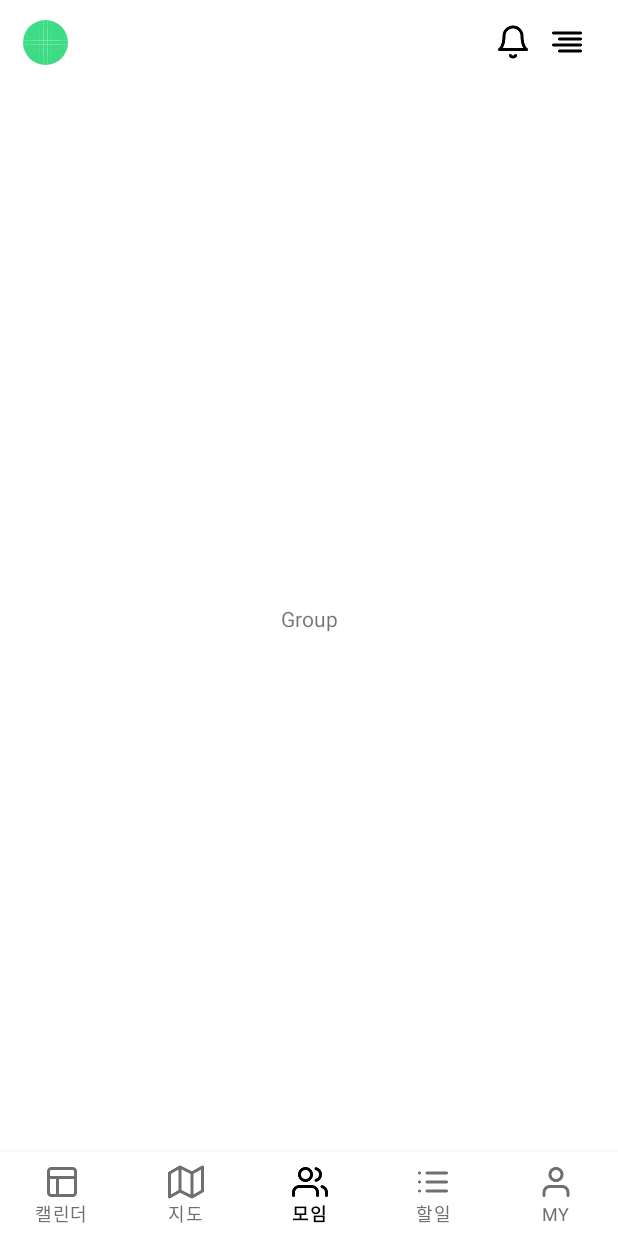
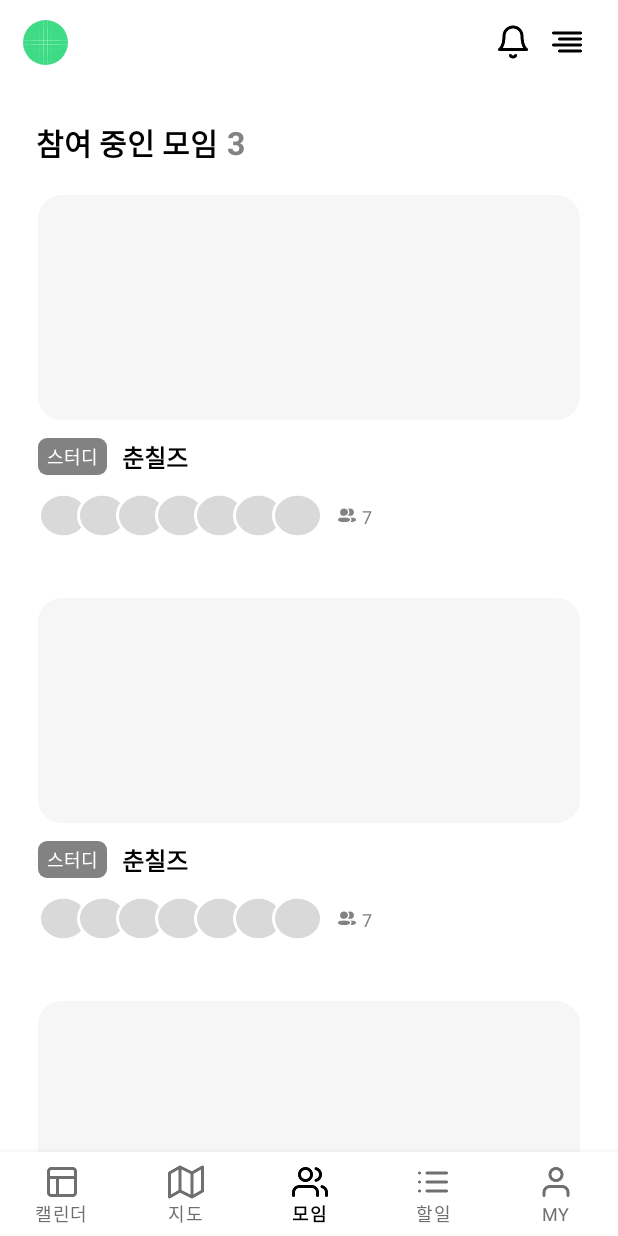
Before and after one commit to Team-C7Z/C7Z_AOS_MVP, an Android app: the screen it shows after launch (MainActivity), item 3 of the bottom bar chosen, on a phone screen of 412 x 824 dp. Run offline under Robolectric (Android 15) with nearby library versions, the phone set to English and light mode, and no system bars; our stand-ins replace data binding.

Commit message:
feat: 모임 메인 뷰 구성 완료

```diff
--- a/app/src/main/java/com/c7z/myapplication/BindingAdapter.kt
+++ b/app/src/main/java/com/c7z/myapplication/BindingAdapter.kt
@@ -5,6 +5,7 @@ import androidx.databinding.BindingAdapter
 import androidx.recyclerview.widget.RecyclerView
 import androidx.viewpager2.widget.ViewPager2
 import com.bumptech.glide.Glide
+import com.c7z.myapplication.group.adapter.GroupAdapter
 import com.c7z.myapplication.home.adpter.CalendarAdapter
 import com.c7z.myapplication.todo.adapter.TodoTabAdapter
 import com.c7z.myapplication.user.adapter.UserGroupAdapter
@@ -40,3 +41,8 @@ fun RecyclerView.setAdapter (adapter : UserMenuAdapter) {
 fun RecyclerView.setAdapter(adapter : UserGroupAdapter) {
     this.adapter = adapter
 }
+
+@BindingAdapter("Group_Item")
+fun RecyclerView.setGroup(adapter: GroupAdapter) {
+    this.adapter = adapter
+}
--- a/app/src/main/java/com/c7z/myapplication/group/GroupFragment.kt
+++ b/app/src/main/java/com/c7z/myapplication/group/GroupFragment.kt
@@ -1,21 +1,62 @@
 package com.c7z.myapplication.group
 
+import android.annotation.SuppressLint
 import android.os.Bundle
 import android.view.LayoutInflater
 import android.view.View
 import android.view.ViewGroup
+import android.view.ViewTreeObserver
 import androidx.fragment.app.Fragment
+import com.c7z.myapplication.R
 import com.c7z.myapplication.databinding.FragmentGroupBinding
+import com.c7z.myapplication.group.adapter.GroupAdapter
+import com.c7z.myapplication.group.model.GroupItem
 
 class GroupFragment : Fragment() {
     private lateinit var binding : FragmentGroupBinding
+    private val groupAdapter by lazy {
+        GroupAdapter()
+    }
 
     override fun onCreateView(
         inflater: LayoutInflater,
         container: ViewGroup?,
         savedInstanceState: Bundle?
-    ): View? {
+    ): View {
         binding = FragmentGroupBinding.inflate(inflater, container, false)
+
+        initBinding()
+        initRv()
+
         return binding.root
     }
+
+    private fun initBinding() {
+        binding.group = this
+        binding.fgGroupRvGroup.adapter = groupAdapter
+    }
+
+    /*fun groupAdapter() = GroupAdapter().also {
+        groupAdapter = it
+        initRv()
+    }
+*/
+    private fun initRv() {
+        binding.fgGroupRvGroup.viewTreeObserver
+            .addOnGlobalLayoutListener(object : ViewTreeObserver.OnGlobalLayoutListener {
+                @SuppressLint("NotifyDataSetChanged")
+                override fun onGlobalLayout() {
+                    groupAdapter.notifyDataSetChanged()
+                    binding.root.viewTreeObserver.removeOnGlobalLayoutListener(this)
+                }
+            })
+
+        groupAdapter.setAttendingGroupList(returnAttendingGroupList())
+    }
+
+    fun returnGroupCount(): String = groupAdapter.itemCount.toString()
+
+    private fun returnAttendingGroupList() : MutableList<GroupItem> =
+        mutableListOf(GroupItem(null, "스터디", "춘칠즈", null, "7"), GroupItem(null, "스터디", "춘칠즈", null, "7"), GroupItem(null, "스터디", "춘칠즈", null, "7"))
+
 }
--- /dev/null
+++ b/app/src/main/java/com/c7z/myapplication/group/adapter/GroupAdapter.kt
@@ -0,0 +1,33 @@
+package com.c7z.myapplication.group.adapter
+
+import android.view.LayoutInflater
+import android.view.ViewGroup
+import androidx.recyclerview.widget.RecyclerView
+import com.c7z.myapplication.databinding.ItemGroupRvAttendingGroupBinding
+import com.c7z.myapplication.group.model.GroupItem
+
+class GroupAdapter : RecyclerView.Adapter<GroupAdapter.GroupViewHolder>() {
+    private var groupList = mutableListOf<GroupItem>()
+
+    inner class GroupViewHolder(val binding: ItemGroupRvAttendingGroupBinding) :
+        RecyclerView.ViewHolder(binding.root) {
+        fun bind(item: GroupItem) {
+            binding.attendingGroup = item
+        }
+    }
+
+    override fun onCreateViewHolder(parent: ViewGroup, viewType: Int): GroupViewHolder {
+        return GroupViewHolder(ItemGroupRvAttendingGroupBinding.inflate(LayoutInflater.from(parent.context), parent, false))
+    }
+
+    override fun getItemCount(): Int = groupList.size
+
+    override fun onBindViewHolder(holder: GroupViewHolder, position: Int) {
+        holder.bind(groupList[position])
+    }
+
+    fun setAttendingGroupList(newList: MutableList<GroupItem>) {
+        groupList = newList
+        notifyDataSetChanged()
+    }
+}
--- /dev/null
+++ b/app/src/main/java/com/c7z/myapplication/group/model/GroupItem.kt
@@ -0,0 +1,9 @@
+package com.c7z.myapplication.group.model
+
+data class GroupItem(
+    val groupImage: Int?,
+    val groupCategory: String,
+    val groupName: String,
+    val groupMemberProfile: MutableList<String>?,
+    val groupMemberCount: String,
+)
--- /dev/null
+++ b/app/src/main/res/drawable/bg_group_category_828282_6.xml
@@ -0,0 +1,7 @@
+<?xml version="1.0" encoding="utf-8"?>
+<shape xmlns:android="http://schemas.android.com/apk/res/android"
+    android:shape="rectangle">
+    <solid android:color="@color/color_828282" />
+    <corners android:radius="6dp" />
+
+</shape>
--- /dev/null
+++ b/app/src/main/res/drawable/bg_group_f6f6f6_16.xml
@@ -0,0 +1,6 @@
+<?xml version="1.0" encoding="utf-8"?>
+<shape xmlns:android="http://schemas.android.com/apk/res/android"
+    android:shape="rectangle">
+    <solid android:color="@color/color_f6f6f6" />
+    <corners android:radius="16dp" />
+</shape>
--- /dev/null
+++ b/app/src/main/res/drawable/ic_group_member.xml
@@ -0,0 +1,20 @@
+<vector xmlns:android="http://schemas.android.com/apk/res/android"
+    android:width="12dp"
+    android:height="12dp"
+    android:viewportWidth="12"
+    android:viewportHeight="12">
+  <group>
+    <clip-path
+        android:pathData="M0,0h12v12h-12z"/>
+    <path
+        android:strokeWidth="1"
+        android:pathData="M5.665,10.336C6.071,10.41 6.483,10.456 6.897,10.475L6.908,10.476H6.92C7.029,10.476 7.144,10.483 7.265,10.497L7.293,10.5H7.322H7.984H7.995C8.352,10.5 8.732,10.5 9.116,10.463C9.524,10.441 9.929,10.393 10.33,10.321C11.225,10.179 11.948,9.883 12.3,9.279L12.3,9.279L12.304,9.272C12.565,8.807 12.565,8.25 12.304,7.785L12.304,7.785L12.3,7.778C11.945,7.169 11.189,6.891 10.345,6.738L10.345,6.738L10.341,6.737C9.937,6.666 9.529,6.62 9.118,6.598C8.378,6.545 7.634,6.545 6.894,6.598C6.482,6.619 6.073,6.665 5.668,6.737C4.805,6.88 4.051,7.17 3.7,7.782M5.665,10.336C5.664,10.336 5.664,10.336 5.663,10.336L5.752,9.844L5.667,10.337C5.666,10.337 5.666,10.336 5.665,10.336ZM5.665,10.336C4.813,10.189 4.061,9.903 3.707,9.295L3.706,9.294C3.573,9.066 3.501,8.807 3.5,8.542C3.498,8.275 3.567,8.013 3.7,7.782M3.7,7.782C3.7,7.782 3.7,7.782 3.7,7.782L4.134,8.03L3.701,7.781C3.701,7.781 3.7,7.781 3.7,7.782ZM11.127,3.43C11.127,1.776 9.69,0.5 8.001,0.5C6.312,0.5 4.876,1.776 4.876,3.43C4.876,5.084 6.312,6.36 8.001,6.36C9.69,6.36 11.127,5.084 11.127,3.43Z"
+        android:fillColor="#828282"
+        android:strokeColor="#ffffff"/>
+    <path
+        android:strokeWidth="1"
+        android:pathData="M1.665,10.336C2.071,10.41 2.483,10.456 2.897,10.475L2.908,10.476H2.92C3.029,10.476 3.144,10.483 3.265,10.497L3.293,10.5H3.322H3.984H3.995C4.352,10.5 4.732,10.5 5.116,10.463C5.524,10.441 5.929,10.393 6.33,10.321C7.225,10.179 7.948,9.883 8.3,9.279L8.3,9.279L8.304,9.272C8.565,8.807 8.565,8.25 8.304,7.785L8.304,7.785L8.3,7.778C7.945,7.169 7.189,6.891 6.345,6.738L6.345,6.738L6.341,6.737C5.937,6.666 5.529,6.62 5.118,6.598C4.378,6.545 3.634,6.545 2.894,6.598C2.482,6.619 2.073,6.665 1.668,6.737C0.805,6.88 0.051,7.17 -0.3,7.782M1.665,10.336C1.664,10.336 1.664,10.336 1.663,10.336L1.752,9.844L1.667,10.337C1.666,10.337 1.666,10.336 1.665,10.336ZM1.665,10.336C0.813,10.189 0.061,9.903 -0.293,9.295L-0.294,9.294C-0.427,9.066 -0.499,8.807 -0.5,8.542C-0.502,8.275 -0.433,8.013 -0.3,7.782M-0.3,7.782C-0.3,7.782 -0.3,7.782 -0.3,7.782L0.134,8.03L-0.299,7.781C-0.299,7.781 -0.3,7.781 -0.3,7.782ZM7.127,3.43C7.127,1.776 5.69,0.5 4.001,0.5C2.312,0.5 0.876,1.776 0.876,3.43C0.876,5.084 2.312,6.36 4.001,6.36C5.69,6.36 7.127,5.084 7.127,3.43Z"
+        android:fillColor="#828282"
+        android:strokeColor="#ffffff"/>
+  </group>
+</vector>
--- /dev/null
+++ b/app/src/main/res/drawable/ic_group_member_profile.xml
@@ -0,0 +1,41 @@
+<vector xmlns:android="http://schemas.android.com/apk/res/android"
+    android:width="190dp"
+    android:height="34dp"
+    android:viewportWidth="190"
+    android:viewportHeight="34">
+  <path
+      android:pathData="M17,17m-16,0a16,16 0,1 1,32 0a16,16 0,1 1,-32 0"
+      android:strokeWidth="2"
+      android:fillColor="#D9D9D9"
+      android:strokeColor="#ffffff"/>
+  <path
+      android:pathData="M43,17m-16,0a16,16 0,1 1,32 0a16,16 0,1 1,-32 0"
+      android:strokeWidth="2"
+      android:fillColor="#D9D9D9"
+      android:strokeColor="#ffffff"/>
+  <path
+      android:pathData="M69,17m-16,0a16,16 0,1 1,32 0a16,16 0,1 1,-32 0"
+      android:strokeWidth="2"
+      android:fillColor="#D9D9D9"
+      android:strokeColor="#ffffff"/>
+  <path
+      android:pathData="M95,17m-16,0a16,16 0,1 1,32 0a16,16 0,1 1,-32 0"
+      android:strokeWidth="2"
+      android:fillColor="#D9D9D9"
+      android:strokeColor="#ffffff"/>
+  <path
+      android:pathData="M121,17m-16,0a16,16 0,1 1,32 0a16,16 0,1 1,-32 0"
+      android:strokeWidth="2"
+      android:fillColor="#D9D9D9"
+      android:strokeColor="#ffffff"/>
+  <path
+      android:pathData="M147,17m-16,0a16,16 0,1 1,32 0a16,16 0,1 1,-32 0"
+      android:strokeWidth="2"
+      android:fillColor="#D9D9D9"
+      android:strokeColor="#ffffff"/>
+  <path
+      android:pathData="M173,17m-16,0a16,16 0,1 1,32 0a16,16 0,1 1,-32 0"
+      android:strokeWidth="2"
+      android:fillColor="#D9D9D9"
+      android:strokeColor="#ffffff"/>
+</vector>
--- a/app/src/main/res/layout/fragment_group.xml
+++ b/app/src/main/res/layout/fragment_group.xml
@@ -1,16 +1,63 @@
 <?xml version="1.0" encoding="utf-8"?>
-<androidx.constraintlayout.widget.ConstraintLayout xmlns:android="http://schemas.android.com/apk/res/android"
+<layout
+    xmlns:android="http://schemas.android.com/apk/res/android"
     xmlns:app="http://schemas.android.com/apk/res-auto"
+    xmlns:tools="http://schemas.android.com/tools">
+
+    <data>
+        <variable
+            name="group"
+            type="com.c7z.myapplication.group.GroupFragment" />
+    </data>
+
+    <androidx.constraintlayout.widget.ConstraintLayout
         android:layout_width="match_parent"
         android:layout_height="match_parent">
 
-    <TextView
+        <LinearLayout
+            android:id="@+id/fg_group_layout_text"
             android:layout_width="wrap_content"
             android:layout_height="wrap_content"
-        android:text="Group"
-        app:layout_constraintTop_toTopOf="parent"
+            android:layout_marginTop="24dp"
+            android:layout_marginStart="24dp"
+            android:orientation="horizontal"
+            app:layout_constraintStart_toStartOf="parent"
+            app:layout_constraintTop_toTopOf="parent" >
+
+            <TextView
+                android:id="@+id/fg_group_tv_attending_group"
+                android:layout_width="wrap_content"
+                android:layout_height="wrap_content"
+                android:text="참여 중인 모임"
+                android:textColor="@color/black"
+                android:textSize="20sp"
+                android:textStyle="bold" />
+
+            <TextView
+                android:id="@+id/fg_group_tv_attending_group_count"
+                android:layout_width="wrap_content"
+                android:layout_height="wrap_content"
+                android:layout_marginStart="6dp"
+                android:text="@{group.returnGroupCount()}"
+                android:textColor="@color/color_828282"
+                android:textSize="21sp"
+                android:textStyle="bold" />
+
+        </LinearLayout>
+
+        <androidx.recyclerview.widget.RecyclerView
+            android:id="@+id/fg_group_rv_group"
+            android:layout_width="match_parent"
+            android:layout_height="0dp"
+            android:layout_marginTop="20dp"
+            android:orientation="vertical"
+            android:layout_marginHorizontal="25dp"
+            app:layoutManager="androidx.recyclerview.widget.LinearLayoutManager"
+            app:layout_constraintTop_toBottomOf="@id/fg_group_layout_text"
             app:layout_constraintBottom_toBottomOf="parent"
-        app:layout_constraintStart_toStartOf="parent"
-        app:layout_constraintEnd_toEndOf="parent" />
+            tools:itemCount="2"
+            tools:listitem="@layout/item_group_rv_attending_group" />
 
     </androidx.constraintlayout.widget.ConstraintLayout>
+
+</layout>
--- /dev/null
+++ b/app/src/main/res/layout/item_group_rv_attending_group.xml
@@ -0,0 +1,91 @@
+<?xml version="1.0" encoding="utf-8"?>
+<layout xmlns:android="http://schemas.android.com/apk/res/android"
+    xmlns:app="http://schemas.android.com/apk/res-auto"
+    xmlns:tools="http://schemas.android.com/tools">
+
+    <data>
+        <variable
+            name="attendingGroup"
+            type="com.c7z.myapplication.group.model.GroupItem" />
+    </data>
+
+    <androidx.constraintlayout.widget.ConstraintLayout
+        android:layout_width="match_parent"
+        android:layout_height="wrap_content"
+        android:layout_marginBottom="40dp">
+
+        <ImageView
+            android:id="@+id/item_group_rv_group_image"
+            android:layout_width="match_parent"
+            android:layout_height="150dp"
+            android:background="@drawable/bg_group_f6f6f6_16"
+            app:layout_constraintStart_toStartOf="parent"
+            app:layout_constraintTop_toTopOf="parent"
+            tools:background="@drawable/bg_group_f6f6f6_16"/>
+
+        <TextView
+            android:id="@+id/item_group_rv_group_category"
+            android:layout_width="wrap_content"
+            android:layout_height="wrap_content"
+            android:paddingHorizontal="6dp"
+            android:paddingVertical="3dp"
+            android:layout_marginTop="12dp"
+            android:background="@drawable/bg_group_category_828282_6"
+            android:text="@{attendingGroup.groupCategory}"
+            android:textSize="12sp"
+            android:textColor="@color/white"
+            app:layout_constraintTop_toBottomOf="@id/item_group_rv_group_image"
+            app:layout_constraintStart_toStartOf="parent"
+            tools:text="스터디"/>
+
+        <TextView
+            android:id="@+id/item_group_rv_group_name"
+            android:layout_width="wrap_content"
+            android:layout_height="wrap_content"
+            android:layout_marginStart="10dp"
+            android:text="@{attendingGroup.groupName}"
+            android:textSize="16sp"
+            android:textColor="@color/black"
+            android:textStyle="bold"
+            app:layout_constraintStart_toEndOf="@id/item_group_rv_group_category"
+            app:layout_constraintTop_toTopOf="@id/item_group_rv_group_category"
+            app:layout_constraintBottom_toBottomOf="@id/item_group_rv_group_category"
+            tools:text="춘칠즈"/>
+
+        <ImageView
+            android:id="@+id/item_group_rv_member_profile"
+            android:layout_width="wrap_content"
+            android:layout_height="30dp"
+            android:layout_marginTop="12dp"
+            android:background="@drawable/ic_group_member_profile"
+            app:layout_constraintTop_toBottomOf="@id/item_group_rv_group_name"
+            app:layout_constraintStart_toStartOf="parent"
+            tools:background="@drawable/ic_group_member_profile"/>
+
+        <ImageView
+            android:id="@+id/item_group_rv_member"
+            android:layout_width="12dp"
+            android:layout_height="12dp"
+            android:layout_marginStart="10dp"
+            android:background="@drawable/ic_group_member"
+            app:layout_constraintStart_toEndOf="@id/item_group_rv_member_profile"
+            app:layout_constraintTop_toTopOf="@id/item_group_rv_member_profile"
+            app:layout_constraintBottom_toBottomOf="@id/item_group_rv_member_profile" />
+
+        <TextView
+            android:id="@+id/item_group_rv_member_count"
+            android:layout_width="wrap_content"
+            android:layout_height="wrap_content"
+            android:layout_marginStart="4dp"
+            android:text="@{attendingGroup.groupMemberCount}"
+            android:textSize="12sp"
+            android:textColor="@color/color_828282"
+            app:layout_constraintStart_toEndOf="@id/item_group_rv_member"
+            app:layout_constraintTop_toTopOf="@id/item_group_rv_member"
+            app:layout_constraintBottom_toBottomOf="@id/item_group_rv_member"
+            tools:text="7"/>
+
+
+    </androidx.constraintlayout.widget.ConstraintLayout>
+
+</layout>
--- a/app/src/main/res/values/colors.xml
+++ b/app/src/main/res/values/colors.xml
@@ -12,4 +12,5 @@
     <color name="color_828282">#828282</color>
     <color name="color_6f6f6f">#6F6F6F</color>
     <color name="color_e9e9e9">#E9E9E9</color>
+    <color name="color_f6f6f6">#F6F6F6</color>
 </resources>
```
Lines whose indentation alone changed are shown as unchanged.
